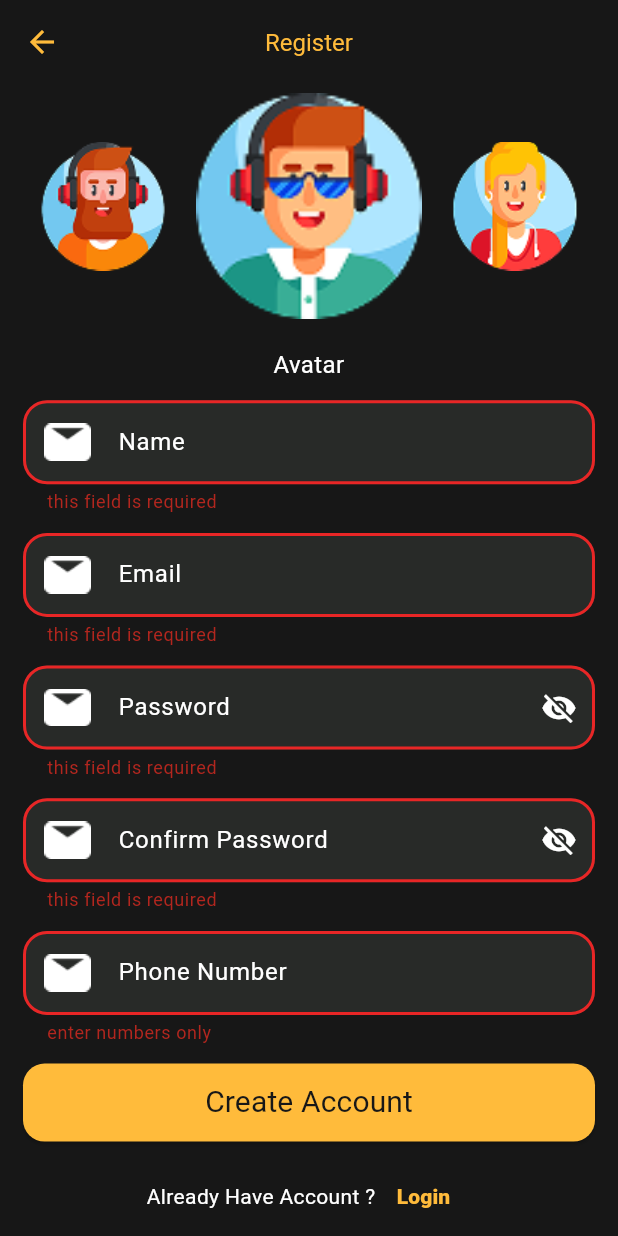
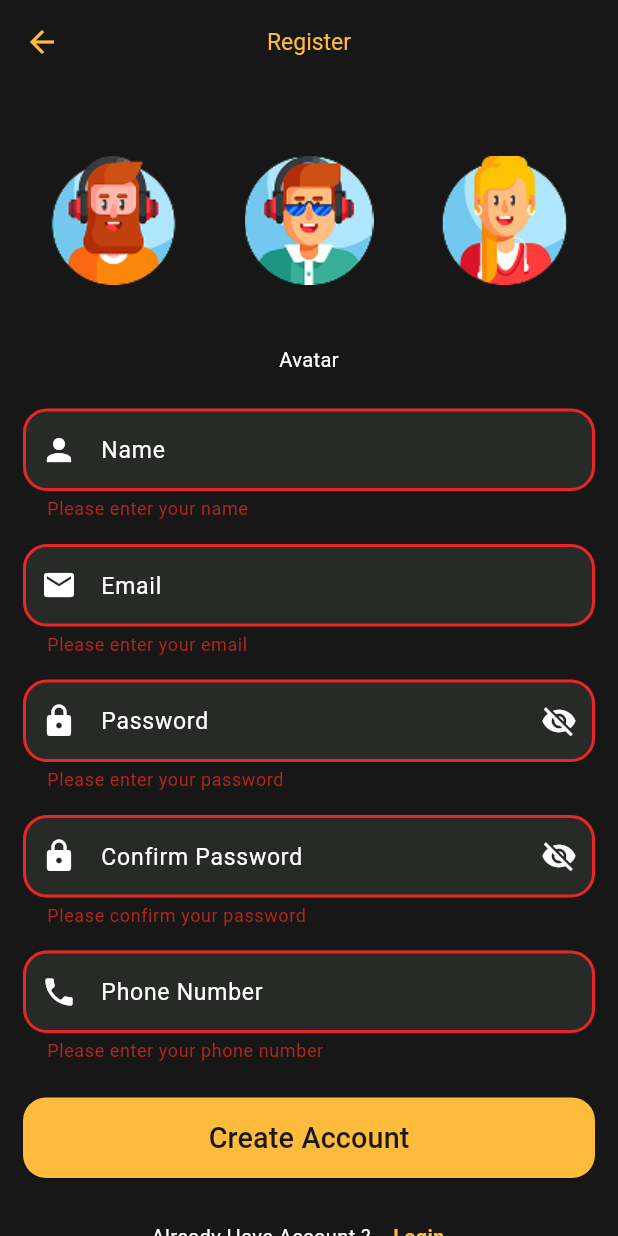
Before and after one commit to Mariam-0-Sherif/Movie_application, a Flutter app: the RegisterScreen screen opened by its route, after a tap on "Create Account", on a phone screen of 412 x 824 dp. Run offline on Flutter 3.47's test engine with Material 3 defaults, Android fonts, the phone set to English and light mode, and no system bars; our stand-ins replace firebase_core, flutter_bloc, google_fonts; accounts and stored records are empty.

Commit message:
Restore my auth screens

```diff
--- a/lib/features/ui/auth/forget_password/forget_password_screen.dart
+++ b/lib/features/ui/auth/forget_password/forget_password_screen.dart
@@ -1,13 +1,9 @@
 import 'package:flutter/material.dart';
-
-import '../../../../core/utils/app_colors.dart';
-import '../../../../core/utils/app_images.dart';
-import '../../../../core/utils/app_styles.dart';
-import '../../../../core/utils/size_utils.dart';
-import '../../../../core/utils/validators.dart';
-import '../../../../core/widgets/custom_elevated_button.dart';
-import '../../../../core/widgets/custom_image_asset.dart';
-import '../../../../core/widgets/custom_text_form_field.dart';
+import 'package:movie_application/core/utils/app_colors.dart';
+import 'package:movie_application/core/utils/app_images.dart';
+import 'package:movie_application/core/utils/size_utils.dart';
+import 'package:movie_application/core/widgets/custom_elevated_button.dart';
+import 'package:movie_application/core/widgets/custom_text_form_field.dart';
 
 class ForgetPasswordScreen extends StatefulWidget {
   const ForgetPasswordScreen({super.key});
@@ -19,6 +15,19 @@ class ForgetPasswordScreen extends StatefulWidget {
 class _ForgetPasswordScreenState extends State<ForgetPasswordScreen> {
   GlobalKey<FormState> formKey = GlobalKey<FormState>();
   TextEditingController emailController = TextEditingController();
+
+  // function mo5tasara bta5od raqam el Figma w trg3o 3ala 7asab 3ard el screen
+  double w(double value) => SizeUtils.getWidth(context, value);
+
+  // nafs el fekra bas lel tool
+  double h(double value) => SizeUtils.getHeight(context, value);
+
+  // zorar Verify Email: delwa2ty bas bn3mel validate, el Firebase b3dein
+  void verifyEmail() {
+    if (formKey.currentState!.validate()) {
+      // TODO: ba3t email el reset 3an tare2 Firebase
+    }
+  }
 
   @override
   void dispose() {
@@ -34,44 +43,74 @@ class _ForgetPasswordScreenState extends State<ForgetPasswordScreen> {
           onPressed: () => Navigator.pop(context),
           icon: const Icon(Icons.arrow_back, color: AppColors.yellowColor),
         ),
-        title: Text('Forget Password', style: AppStyles.regular16YellowRoboto),
+        title: Text(
+          'Forget Password',
+          style: TextStyle(color: AppColors.yellowColor, fontSize: w(16)),
+        ),
       ),
       body: SingleChildScrollView(
-        padding: EdgeInsets.symmetric(
-          horizontal: SizeUtils.getWidth(context, 16),
-        ),
+        padding: EdgeInsets.symmetric(horizontal: w(16)),
         child: Form(
           key: formKey,
           child: Column(
-            spacing: SizeUtils.getHeight(context, 24),
-            crossAxisAlignment: CrossAxisAlignment.stretch,
             children: [
-              Image.asset(AppImages.forgetPassImagePath),
+              SizedBox(height: h(40)),
+
+              // el soura el kebeera
+              Image.asset(
+                AppImages.forgetPassImagePath,
+                width: double.infinity,
+                height: h(400),
+                fit: BoxFit.contain,
+              ),
+
+              SizedBox(height: h(24)),
+
+              // field el email
               CustomTextFormField(
                 controller: emailController,
                 keyboardType: TextInputType.emailAddress,
                 filled: true,
                 fillColor: AppColors.darkGreyColor,
                 borderSideColor: AppColors.darkGreyColor,
-                cursorColor: AppColors.whiteColor,
-                style: AppStyles.regular16WhiteRoboto,
+                style: TextStyle(color: AppColors.whiteColor, fontSize: w(16)),
                 hintText: 'Email',
-                hintStyle: AppStyles.regular16WhiteRoboto,
-                prefixIcon: CustomImageAsset(
-                  path: AppImages.emailIconImagePath,
+                hintStyle: TextStyle(
+                  color: AppColors.whiteColor,
+                  fontSize: w(16),
                 ),
-                validator: (p0) => Validators.validateEmail(p0),
+                prefixIcon: const Icon(
+                  Icons.email,
+                  color: AppColors.whiteColor,
+                ),
+                validator: (value) {
+                  if (value == null || value.isEmpty) {
+                    return 'Please enter your email';
+                  }
+                  if (!value.contains('@')) {
+                    return 'Please enter a valid email';
+                  }
+                  return null;
+                },
               ),
-              CustomElevatedButton(
-                onPressed: () {},
-                backgroundColor: AppColors.yellowColor,
-                radius: SizeUtils.getWidth(context, 15),
-                padding: EdgeInsets.symmetric(
-                  vertical: SizeUtils.getHeight(context, 12),
-                ),
-                child: Text(
-                  'Verify Email',
-                  style: AppStyles.regular20BlackRoboto,
+
+              SizedBox(height: h(24)),
+
+              // zorar Verify Email
+              SizedBox(
+                width: double.infinity,
+                height: h(56),
+                child: CustomElevatedButton(
+                  onPressed: verifyEmail,
+                  backgroundColor: AppColors.yellowColor,
+                  radius: w(16),
+                  child: Text(
+                    'Verify Email',
+                    style: TextStyle(
+                      color: AppColors.blackColor,
+                      fontSize: w(20),
+                    ),
+                  ),
                 ),
               ),
             ],
--- a/lib/features/ui/auth/register/register_screen.dart
+++ b/lib/features/ui/auth/register/register_screen.dart
@@ -1,15 +1,11 @@
 import 'package:flutter/material.dart';
+import 'package:movie_application/core/utils/app_colors.dart';
 import 'package:movie_application/core/utils/app_images.dart';
-import 'package:movie_application/core/utils/app_styles.dart';
-import 'package:movie_application/core/utils/validators.dart';
-import 'package:movie_application/core/widgets/custom_image_asset.dart';
-import 'package:movie_application/features/ui/auth/register/widget/choose_avatar.dart';
-
-import '../../../../core/utils/app_colors.dart';
-import '../../../../core/utils/app_routes.dart';
-import '../../../../core/utils/size_utils.dart';
-import '../widget/bottom_sheet.dart';
-import '../widget/build.dart';
+import 'package:movie_application/core/utils/app_routes.dart';
+import 'package:movie_application/core/utils/size_utils.dart';
+import 'package:movie_application/core/widgets/custom_elevated_button.dart';
+import 'package:movie_application/core/widgets/custom_text_form_field.dart';
+import 'package:movie_application/core/widgets/language_switch.dart';
 
 class RegisterScreen extends StatefulWidget {
   const RegisterScreen({super.key});
@@ -20,23 +16,32 @@ class RegisterScreen extends StatefulWidget {
 
 class _RegisterScreenState extends State<RegisterScreen> {
   GlobalKey<FormState> formKey = GlobalKey<FormState>();
+
   TextEditingController nameController = TextEditingController();
   TextEditingController emailController = TextEditingController();
   TextEditingController passwordController = TextEditingController();
   TextEditingController confirmPasswordController = TextEditingController();
   TextEditingController phoneController = TextEditingController();
+
   bool isPasswordHidden = true;
   bool isConfirmPasswordHidden = true;
-  int selectedAvatar = 1;
-  late final PageController avatarController = PageController(
-    viewportFraction: 0.36,
-    initialPage: selectedAvatar,
-  );
+
   List<String> avatars = [
     AppImages.profileAvatar1ImagePath,
     AppImages.profileAvatar2ImagePath,
     AppImages.profileAvatar3ImagePath,
   ];
+  int selectedAvatar = 1;
+
+  double w(double value) => SizeUtils.getWidth(context, value);
+
+  double h(double value) => SizeUtils.getHeight(context, value);
+
+  void createAccount() {
+    if (formKey.currentState!.validate()) {
+      Navigator.pushReplacementNamed(context, AppRoutes.homeRouteName);
+    }
+  }
 
   @override
   void dispose() {
@@ -45,8 +50,28 @@ class _RegisterScreenState extends State<RegisterScreen> {
     passwordController.dispose();
     confirmPasswordController.dispose();
     phoneController.dispose();
-    avatarController.dispose();
     super.dispose();
+  }
+
+  Widget buildField({
+    required String hint,
+    required IconData icon,
+    required TextEditingController controller,
+    required String? Function(String?) validator,
+    TextInputType type = TextInputType.text,
+  }) {
+    return CustomTextFormField(
+      controller: controller,
+      keyboardType: type,
+      filled: true,
+      fillColor: AppColors.darkGreyColor,
+      borderSideColor: AppColors.darkGreyColor,
+      style: TextStyle(color: AppColors.whiteColor, fontSize: w(16)),
+      hintText: hint,
+      hintStyle: TextStyle(color: AppColors.whiteColor, fontSize: w(16)),
+      prefixIcon: Icon(icon, color: AppColors.whiteColor),
+      validator: validator,
+    );
   }
 
   @override
@@ -57,50 +82,86 @@ class _RegisterScreenState extends State<RegisterScreen> {
           onPressed: () => Navigator.pop(context),
           icon: const Icon(Icons.arrow_back, color: AppColors.yellowColor),
         ),
-        title: Text('Register', style: AppStyles.regular16YellowRoboto),
+        title: Text(
+          'Register',
+          style: TextStyle(color: AppColors.yellowColor, fontSize: w(16)),
+        ),
       ),
       body: SingleChildScrollView(
-        padding: EdgeInsets.symmetric(
-          horizontal: SizeUtils.getWidth(context, 16),
-        ),
+        padding: EdgeInsets.symmetric(horizontal: w(16)),
         child: Form(
           key: formKey,
           child: Column(
-            spacing: SizeUtils.getHeight(context, 13),
-            crossAxisAlignment: CrossAxisAlignment.stretch,
             children: [
-              ChooseAvatar(
-                avatars: avatars,
-                avatarController: avatarController,
-                onAvatarChanged: (index) => selectedAvatar = index,
+              SizedBox(height: h(16)),
+              Row(
+                mainAxisAlignment: MainAxisAlignment.center,
+                crossAxisAlignment: CrossAxisAlignment.center,
+                children: [
+                  for (int i = 0; i < avatars.length; i++)
+                    GestureDetector(
+                      onTap: () {
+                        selectedAvatar = i;
+                        setState(() {});
+                      },
+                      child: Padding(
+                        padding: EdgeInsets.symmetric(horizontal: w(6)),
+                        child: Image.asset(
+                          avatars[i],
+                          width: i == selectedAvatar ? w(158) : w(90),
+                          height: i == selectedAvatar ? w(158) : w(90),
+                        ),
+                      ),
+                    ),
+                ],
               ),
+              SizedBox(height: h(8)),
               Text(
                 'Avatar',
-                style: AppStyles.regular16WhiteRoboto,
-                textAlign: TextAlign.center,
+                style: TextStyle(color: AppColors.whiteColor, fontSize: w(14)),
               ),
+              SizedBox(height: h(24)),
               buildField(
                 hint: 'Name',
-                prefixIcon: CustomImageAsset(path: AppImages.nameIconImagePath),
+                icon: Icons.person,
                 controller: nameController,
-                validator: (p0) => Validators.validateName(p0),
+                validator: (value) {
+                  if (value == null || value.isEmpty) {
+                    return 'Please enter your name';
+                  }
+                  return null;
+                },
               ),
+              SizedBox(height: h(16)),
               buildField(
                 hint: 'Email',
-                prefixIcon: CustomImageAsset(
-                  path: AppImages.emailIconImagePath,
-                ),
+                icon: Icons.email,
                 controller: emailController,
-                validator: (p0) => Validators.validateEmail(p0),
+                type: TextInputType.emailAddress,
+                validator: (value) {
+                  if (value == null || value.isEmpty) {
+                    return 'Please enter your email';
+                  }
+                  if (!value.contains('@')) {
+                    return 'Please enter a valid email';
+                  }
+                  return null;
+                },
               ),
-              buildField(
-                hint: 'Password',
-                prefixIcon: CustomImageAsset(
-                  path: AppImages.passwordIconImagePath,
-                ),
+              SizedBox(height: h(16)),
+              CustomTextFormField(
                 controller: passwordController,
                 obscureText: isPasswordHidden,
-                validator: (p0) => Validators.validatePassword(p0),
+                filled: true,
+                fillColor: AppColors.darkGreyColor,
+                borderSideColor: AppColors.darkGreyColor,
+                style: TextStyle(color: AppColors.whiteColor, fontSize: w(16)),
+                hintText: 'Password',
+                hintStyle: TextStyle(
+                  color: AppColors.whiteColor,
+                  fontSize: w(16),
+                ),
+                prefixIcon: const Icon(Icons.lock, color: AppColors.whiteColor),
                 suffixIcon: IconButton(
                   onPressed: () {
                     isPasswordHidden = !isPasswordHidden;
@@ -111,18 +172,30 @@ class _RegisterScreenState extends State<RegisterScreen> {
                     color: AppColors.whiteColor,
                   ),
                 ),
+                validator: (value) {
+                  if (value == null || value.isEmpty) {
+                    return 'Please enter your password';
+                  }
+                  if (value.length < 6) {
+                    return 'Password must be at least 6 characters';
+                  }
+                  return null;
+                },
               ),
-              buildField(
-                hint: 'Confirm Password',
-                prefixIcon: CustomImageAsset(
-                  path: AppImages.passwordIconImagePath,
-                ),
+              SizedBox(height: h(16)),
+              CustomTextFormField(
                 controller: confirmPasswordController,
                 obscureText: isConfirmPasswordHidden,
-                validator: (p0) => Validators.validateConfirmPassword(
-                  p0,
-                  passwordController.text,
+                filled: true,
+                fillColor: AppColors.darkGreyColor,
+                borderSideColor: AppColors.darkGreyColor,
+                style: TextStyle(color: AppColors.whiteColor, fontSize: w(16)),
+                hintText: 'Confirm Password',
+                hintStyle: TextStyle(
+                  color: AppColors.whiteColor,
+                  fontSize: w(16),
                 ),
+                prefixIcon: const Icon(Icons.lock, color: AppColors.whiteColor),
                 suffixIcon: IconButton(
                   onPressed: () {
                     isConfirmPasswordHidden = !isConfirmPasswordHidden;
@@ -135,53 +208,80 @@ class _RegisterScreenState extends State<RegisterScreen> {
                     color: AppColors.whiteColor,
                   ),
                 ),
+                validator: (value) {
+                  if (value == null || value.isEmpty) {
+                    return 'Please confirm your password';
+                  }
+                  if (value != passwordController.text) {
+                    return 'Passwords do not match';
+                  }
+                  return null;
+                },
               ),
+              SizedBox(height: h(16)),
               buildField(
                 hint: 'Phone Number',
-                prefixIcon: CustomImageAsset(
-                  path: AppImages.phoneIconImagePath,
-                ),
+                icon: Icons.phone,
                 controller: phoneController,
-                validator: (p0) => Validators.validatePhoneNumber(p0),
-                keyboardType: TextInputType.phone,
+                type: TextInputType.phone,
+                validator: (value) {
+                  if (value == null || value.isEmpty) {
+                    return 'Please enter your phone number';
+                  }
+                  if (value.length < 11) {
+                    return 'Please enter a valid phone number';
+                  }
+                  return null;
+                },
               ),
-              buildElevatedButton(
-                onPressed: createAccount,
-                context: context,
-                child: Text(
-                  'Create Account',
-                  style: AppStyles.regular20BlackRoboto,
+              SizedBox(height: h(24)),
+              SizedBox(
+                width: double.infinity,
+                height: h(56),
+                child: CustomElevatedButton(
+                  onPressed: createAccount,
+                  backgroundColor: AppColors.yellowColor,
+                  radius: w(16),
+                  child: Text(
+                    'Create Account',
+                    style: TextStyle(
+                      color: AppColors.blackColor,
+                      fontSize: w(20),
+                    ),
+                  ),
                 ),
               ),
+              SizedBox(height: h(16)),
               Row(
                 mainAxisAlignment: MainAxisAlignment.center,
                 children: [
                   Text(
                     'Already Have Account ?',
-                    style: AppStyles.regular14WhiteRoboto,
+                    style: TextStyle(
+                      color: AppColors.whiteColor,
+                      fontSize: w(14),
+                    ),
                   ),
                   TextButton(
                     onPressed: () => Navigator.pop(context),
-                    child: Text('Login', style: AppStyles.black14YellowRoboto),
+                    child: Text(
+                      'Login',
+                      style: TextStyle(
+                        color: AppColors.yellowColor,
+                        fontSize: w(14),
+                        fontWeight: FontWeight.bold,
+                      ),
+                    ),
                   ),
                 ],
               ),
-              CustomImageAsset(
-                path: AppImages.languageSwitchIconImagePath,
-                onTap: () {
-                  showLanguageSheet(context);
-                },
-              ),
+              SizedBox(height: h(5)),
+              const LanguageSwitch(),
+              SizedBox(height: h(16)),
             ],
           ),
         ),
       ),
     );
   }
-
-  void createAccount() {
-    if (formKey.currentState!.validate()) {
-      Navigator.pushReplacementNamed(context, AppRoutes.homeRouteName);
-    }
-  }
 }
```
